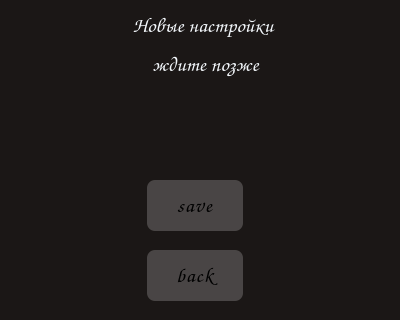
The window that settings.ui (Gerzogb/Pygame-Project) describes before a commit, drawn with Qt 5; both pictures show x 0 to 400 and y 230 to 550 of the 400 by 550 pixel window.
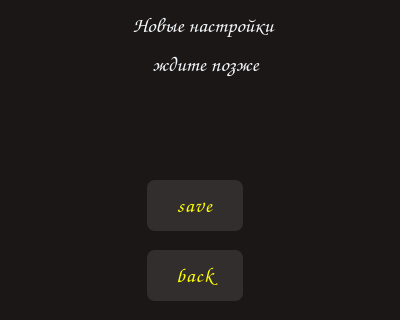
The same window after the commit. Icons and pictures are not drawn.

Commit message: изменение дизайна

```diff
--- a/settings.ui
+++ b/settings.ui
@@ -25,9 +25,9 @@
   padding: 8px;
   width: 80%;
   max-width: 200px;
-  background: rgba(255, 255, 255, 0.2);
+  background: rgba(255, 255, 255, 0.1);
   border-radius: 8px;
-  color: black;
+  color: yellow;
   text-align: center;
   text-decoration: none;
   letter-spacing: 1px;
```
The commit also changes 1 other file.
